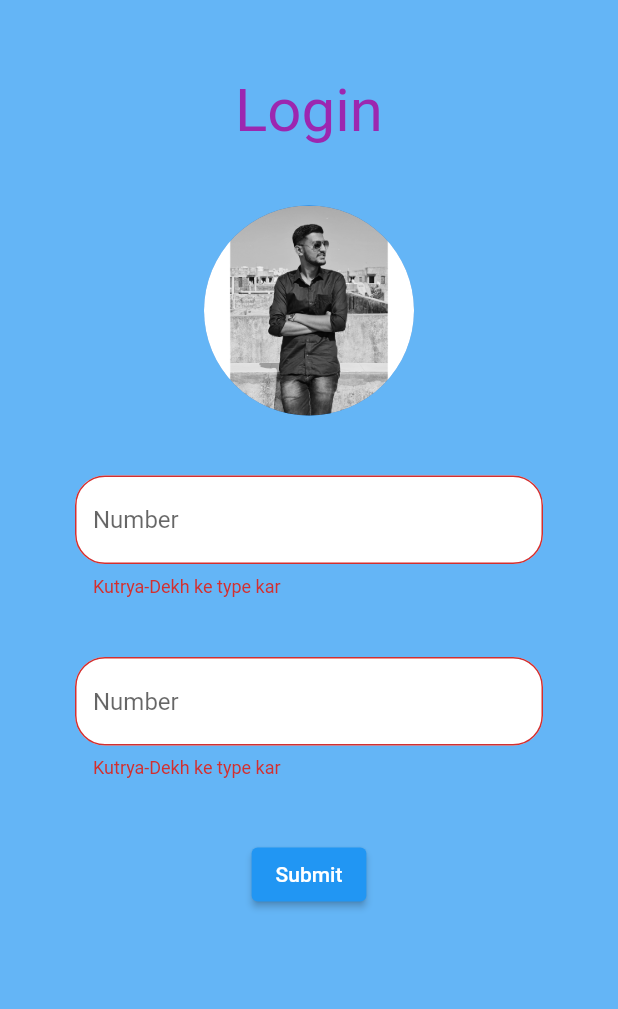
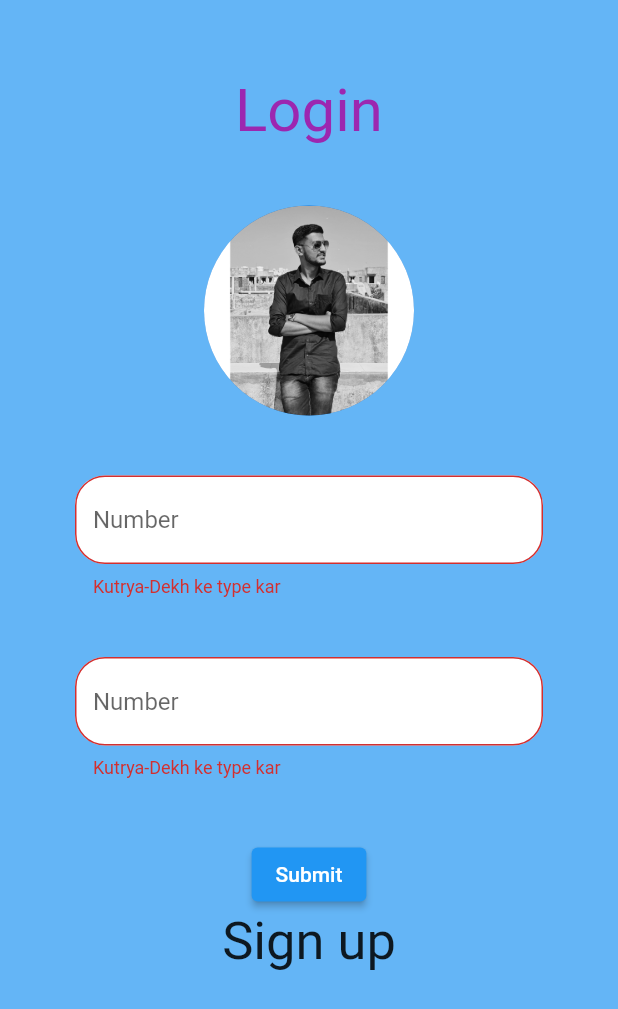
Before and after one commit to Bhaveshsoni26/login_register, a Flutter app: the screen it shows after launch, after a tap on "Submit", on a phone screen of 412 x 824 dp. Shown: the top 1009 px of the screen. Run offline on Flutter 3.47's test engine with Material 2 defaults, Android fonts, the phone set to English and light mode, and no system bars.

Commit message:
third commit

```diff
--- /dev/null
+++ b/lib/Sign_up.dart
@@ -0,0 +1,19 @@
+import 'package:flutter/material.dart';
+
+class SignupPage extends StatefulWidget {
+  const SignupPage({Key? key}) : super(key: key);
+
+  @override
+  State<SignupPage> createState() => _SignupPageState();
+}
+
+class _SignupPageState extends State<SignupPage> {
+  @override
+  Widget build(BuildContext context) {
+    return MaterialApp(
+      home: Scaffold(
+        body: Text('Sign up'),
+      ),
+    );
+  }
+}
--- a/lib/main.dart
+++ b/lib/main.dart
@@ -1,10 +1,24 @@
 
 
 import 'package:flutter/material.dart';
+import 'package:login_register/Sign_up.dart';
 
 void main(){
-  runApp(loginPage());
+  runApp(MyApp());
 }
+
+class MyApp extends StatelessWidget {
+  const MyApp({Key? key}) : super(key: key);
+
+  @override
+  Widget build(BuildContext context) {
+    return MaterialApp(
+      home: loginPage(),
+    );
+  }
+}
+
+
 class loginPage extends StatefulWidget {
   const loginPage({Key? key}) : super(key: key);
 
@@ -106,6 +120,17 @@ class _loginPageState extends State<loginPage> {
                             }
                           },
                           child: Text('Submit'),
+                        ),
+                        InkWell(
+                          onTap: (){
+                            Navigator.push(
+                                context,
+                                MaterialPageRoute(builder: (context) => const SignupPage()));
+                          },
+                          child: Text('Sign up',
+                          style: TextStyle(
+                            fontSize: 35
+                          ),),
                         )
                       ],
                     ),
--- a/pubspec.yaml
+++ b/pubspec.yaml
@@ -60,6 +60,7 @@ flutter:
   # To add assets to your application, add an assets section, like this:
   assets:
      - images/bhavesh.jpg
+     - images/bhavesh.jpg
   #   - images/a_dot_ham.jpeg
 
   # An image asset can refer to one or more resolution-specific "variants", see
```
